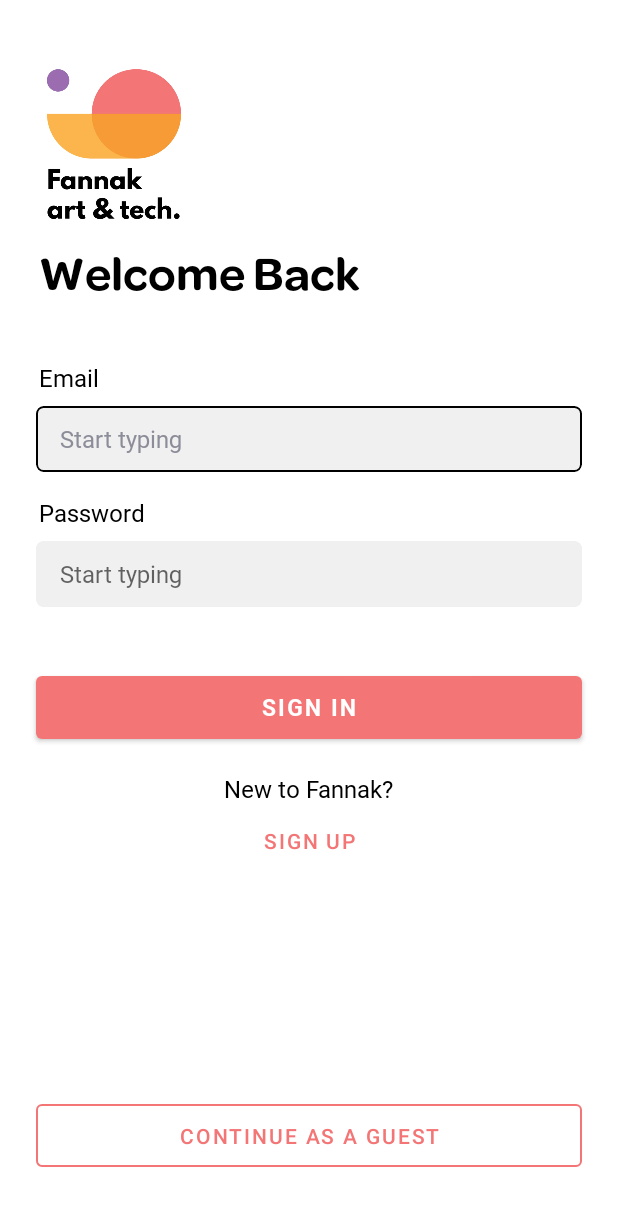
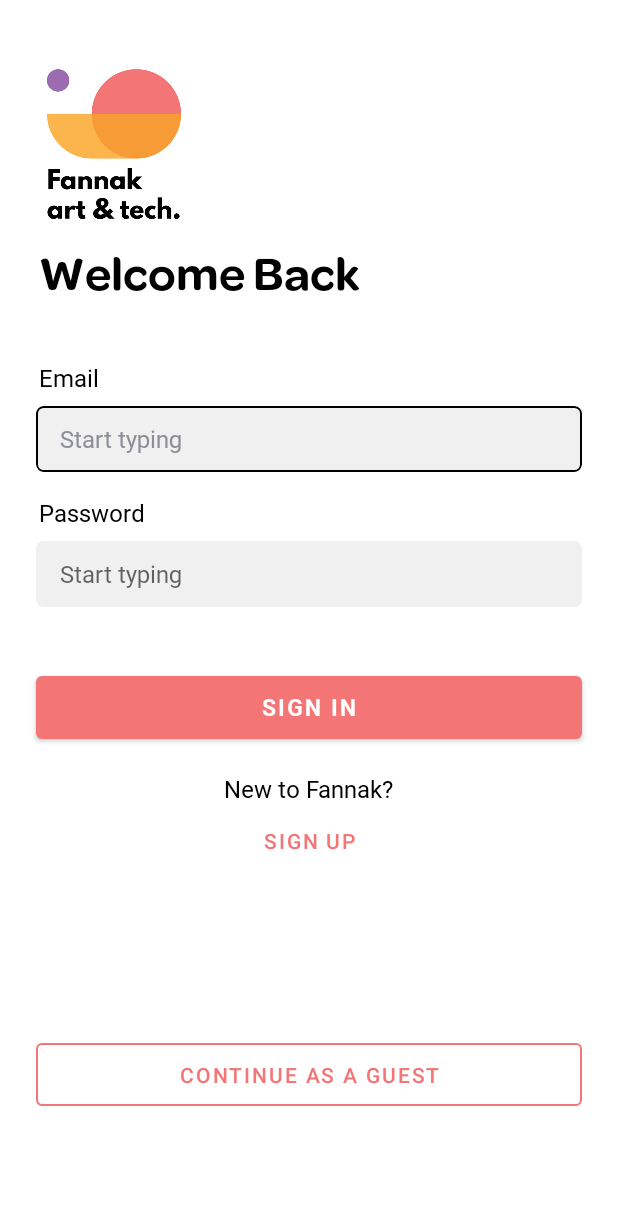
Before and after one commit to hamzajbr40/fannak_user, an Android app: the LoginActivity screen opened directly, with no data from a screen before it, on a phone screen of 412 x 824 dp. Shown: the top 1206 px of the screen. Run offline under Robolectric (Android 15) with nearby library versions, the phone set to English and light mode, and no system bars; our stand-ins replace ButterKnife.

Commit message:
preview commit

```diff
--- a/app/src/main/res/layout/activity_login.xml
+++ b/app/src/main/res/layout/activity_login.xml
@@ -120,23 +120,26 @@
 
     <com.google.android.material.button.MaterialButton
         android:id="@+id/sign_up_btn"
+        style="@style/Widget.MaterialComponents.Button.TextButton"
         android:layout_width="wrap_content"
         android:layout_height="wrap_content"
         android:text="@string/sign_up"
-        style="@style/Widget.MaterialComponents.Button.TextButton"
-        app:layout_constraintTop_toBottomOf="@id/sign_up_label"
+        app:layout_constraintEnd_toEndOf="parent"
         app:layout_constraintStart_toStartOf="parent"
-        app:layout_constraintEnd_toEndOf="parent"/>
+        app:layout_constraintTop_toBottomOf="@id/sign_up_label" />
+
     <com.google.android.material.button.MaterialButton
         android:id="@+id/guest_btn"
+        style="@style/Widget.MaterialComponents.Button.OutlinedButton"
         android:layout_width="0dp"
         android:layout_height="@dimen/button_hieght"
+        android:layout_marginHorizontal="@dimen/default_horizontal_margin"
+        android:layout_marginTop="64dp"
         android:layout_marginBottom="40dp"
-        android:layout_marginHorizontal="@dimen/default_horizontal_margin"
         android:text="@string/continue_as_a_guest"
-        style="@style/Widget.MaterialComponents.Button.OutlinedButton"
-        app:strokeColor="@color/colorPrimary"
         app:layout_constraintBottom_toBottomOf="parent"
+        app:layout_constraintEnd_toEndOf="parent"
         app:layout_constraintStart_toStartOf="parent"
-        app:layout_constraintEnd_toEndOf="parent"/>
+        app:layout_constraintTop_toBottomOf="@+id/sign_up_btn"
+        app:strokeColor="@color/colorPrimary" />
 </androidx.constraintlayout.widget.ConstraintLayout>
--- a/app/src/main/res/layout/item_featured.xml
+++ b/app/src/main/res/layout/item_featured.xml
@@ -2,7 +2,7 @@
 <androidx.constraintlayout.widget.ConstraintLayout xmlns:android="http://schemas.android.com/apk/res/android"
     xmlns:app="http://schemas.android.com/apk/res-auto"
     android:layout_width="250dp"
-    android:layout_height="280dp"
+    android:layout_height="250dp"
     android:layout_marginEnd="@dimen/featured_margin_end">
 
     <com.google.android.material.card.MaterialCardView
```
